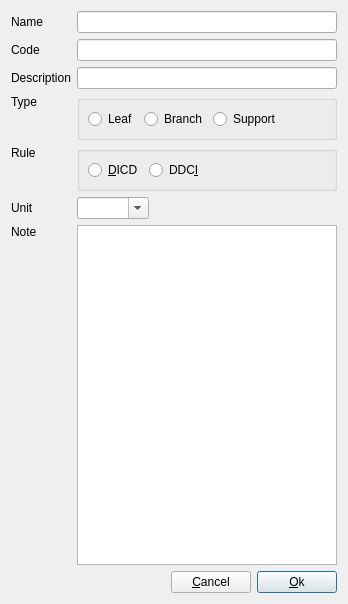
The window that dialog/editnode/editnodefinance.ui (YtxCash/YTX) describes before a commit, drawn with Qt 5.
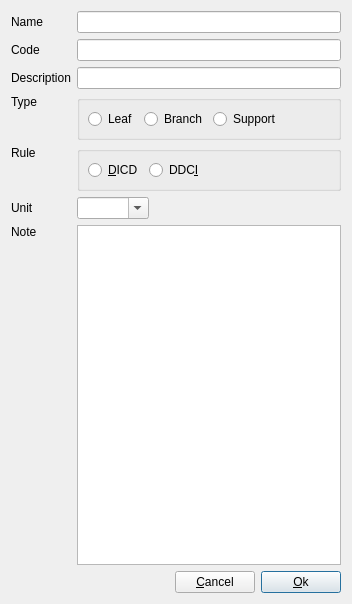
The same window after the commit. Custom widgets are drawn as their Qt base class.

Patch:
```diff
--- a/dialog/editnode/editnodefinance.ui
+++ b/dialog/editnode/editnodefinance.ui
@@ -6,7 +6,7 @@
    <rect>
     <x>0</x>
     <y>0</y>
-    <width>348</width>
+    <width>352</width>
     <height>604</height>
    </rect>
   </property>
```
Left out of the diff: 6 changed lines with no effect on the pictures.
